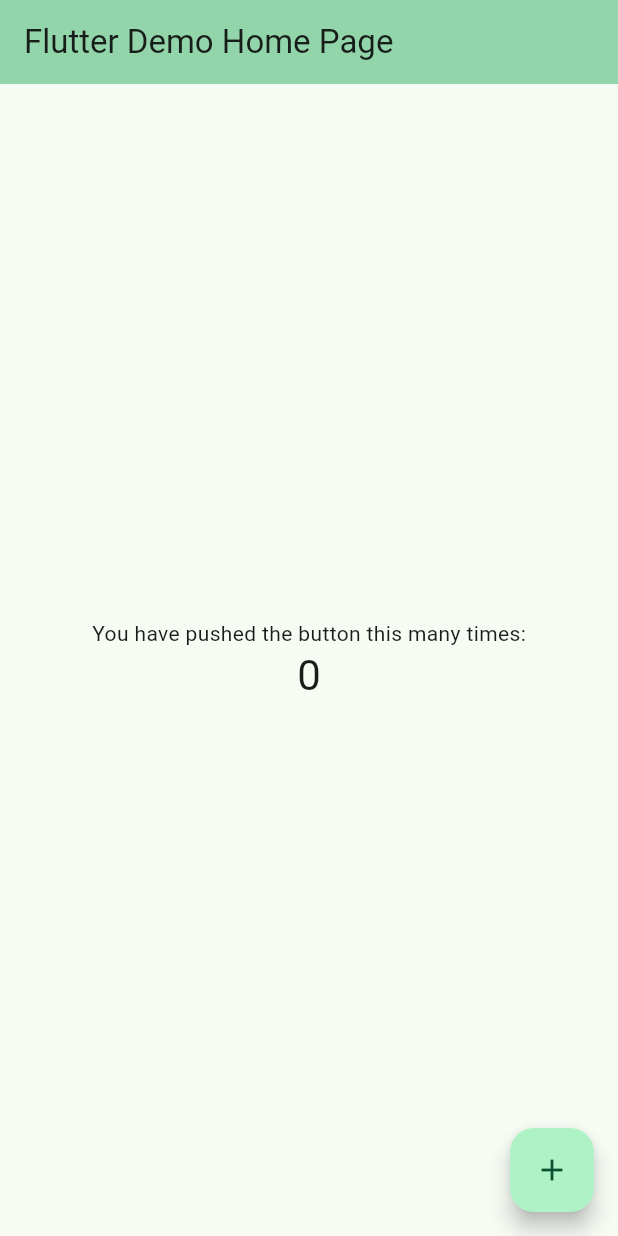
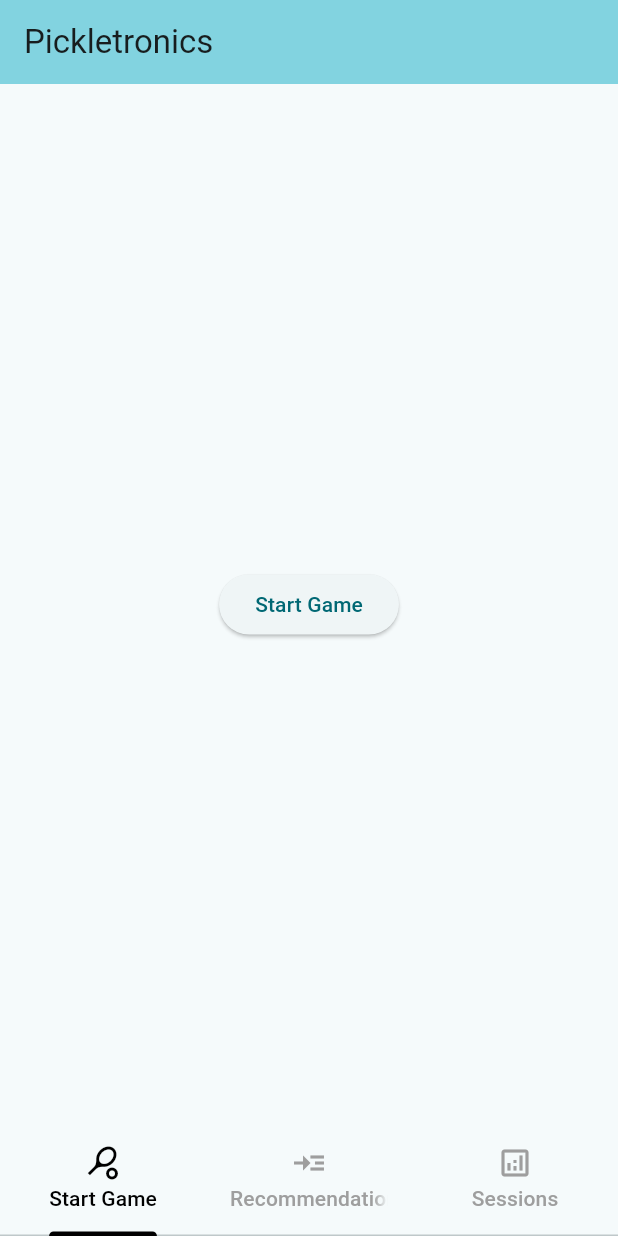
Before and after one commit to Pickletronics/Pickletronics, a Flutter app: the screen it shows after launch, on a phone screen of 412 x 824 dp. Run offline on Flutter 3.47's test engine with Material 3 defaults, Android fonts, the light colour scheme and no system bars.

Commit message:
Added tabs and bluetooth pairing button

```diff
--- a/pickletronics/lib/main.dart
+++ b/pickletronics/lib/main.dart
@@ -13,25 +13,10 @@
     return MaterialApp(
       title: 'Flutter Demo',
       theme: ThemeData(
-        // This is the theme of your application.
-        //
-        // TRY THIS: Try running your application with "flutter run". You'll see
-        // the application has a purple toolbar. Then, without quitting the app,
-        // try changing the seedColor in the colorScheme below to Colors.green
-        // and then invoke "hot reload" (save your changes or press the "hot
-        // reload" button in a Flutter-supported IDE, or press "r" if you used
-        // the command line to start the app).
-        //
-        // Notice that the counter didn't reset back to zero; the application
-        // state is not lost during the reload. To reset the state, use hot
-        // restart instead.
-        //
-        // This works for code too, not just values: Most code changes can be
-        // tested with just a hot reload.
-        colorScheme: ColorScheme.fromSeed(seedColor: const Color.fromARGB(255, 58, 183, 121)),
+        colorScheme: ColorScheme.fromSeed(seedColor: const Color.fromARGB(200,200,200,200)),
         useMaterial3: true,
       ),
-      home: const MyHomePage(title: 'Flutter Demo Home Page'),
+      home: const MyHomePage(title: 'Pickletronics'),
     );
   }
 }
@@ -76,7 +61,9 @@
     // The Flutter framework has been optimized to make rerunning build methods
     // fast, so that you can just rebuild anything that needs updating rather
     // than having to individually change instances of widgets.
-    return Scaffold(
+    return DefaultTabController(
+      length: 3, // Number of tabs
+      child: Scaffold(
         appBar: AppBar(
           // TRY THIS: Try changing the color here to a specific color (to
           // Colors.amber, perhaps?) and trigger a hot reload to see the AppBar
@@ -86,40 +73,34 @@
           // the App.build method, and use it to set our appbar title.
           title: Text(widget.title),
         ),
-      body: Center(
-        // Center is a layout widget. It takes a single child and positions it
-        // in the middle of the parent.
-        child: Column(
-          // Column is also a layout widget. It takes a list of children and
-          // arranges them vertically. By default, it sizes itself to fit its
-          // children horizontally, and tries to be as tall as its parent.
-          //
-          // Column has various properties to control how it sizes itself and
-          // how it positions its children. Here we use mainAxisAlignment to
-          // center the children vertically; the main axis here is the vertical
-          // axis because Columns are vertical (the cross axis would be
-          // horizontal).
-          //
-          // TRY THIS: Invoke "debug painting" (choose the "Toggle Debug Paint"
-          // action in the IDE, or press "p" in the console), to see the
-          // wireframe for each widget.
-          mainAxisAlignment: MainAxisAlignment.center,
-          children: <Widget>[
-            const Text(
-              'You have pushed the button this many times:',
+        body: const TabBarView(
+          children: [
+            Center(
+              child: ElevatedButton(
+                onPressed: startGame,
+                child: Text('Start Game'),
               ),
-            Text(
-              '$_counter',
-              style: Theme.of(context).textTheme.headlineMedium,
             ),
+            Center(child: Text('Recommendations')),
+            Center(child: Text('Sessions')),
           ],
         ),
+     bottomNavigationBar: const TabBar(
+          tabs: [
+            Tab(icon: Icon(Icons.sports_tennis), text: 'Start Game'),
+            Tab(icon: Icon(Icons.read_more), text: 'Recommendations'),
+            Tab(icon: Icon(Icons.analytics_outlined), text: 'Sessions'),
+          ],
+          labelColor: Colors.black, // Active label color
+          unselectedLabelColor: Colors.grey, // Inactive label color
+          indicatorColor: Colors.black, // Tab indicator color
         ),
-      floatingActionButton: FloatingActionButton(
-        onPressed: _incrementCounter,
-        tooltip: 'Increment',
-        child: const Icon(Icons.add),
-      ), // This trailing comma makes auto-formatting nicer for build methods.
+    )
     );
   }
 }
+
+void startGame() {
+  // TODO: Bluetooth pairing logic goes here
+  print('Start Game button pressed');
+}
```
Lines whose indentation alone changed are shown as unchanged.
